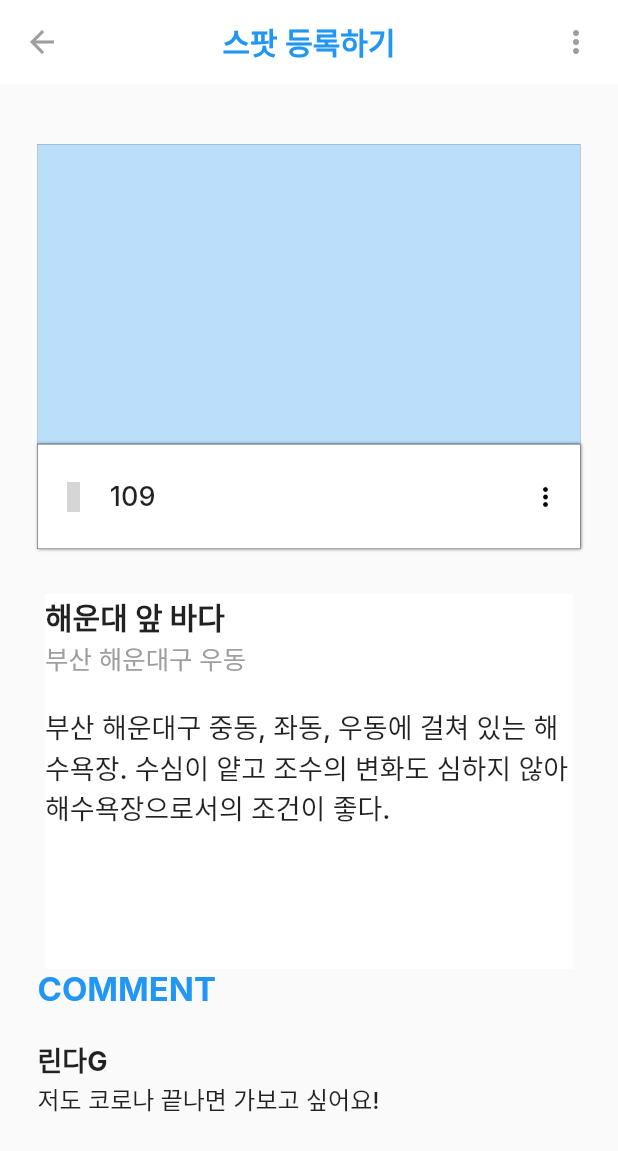
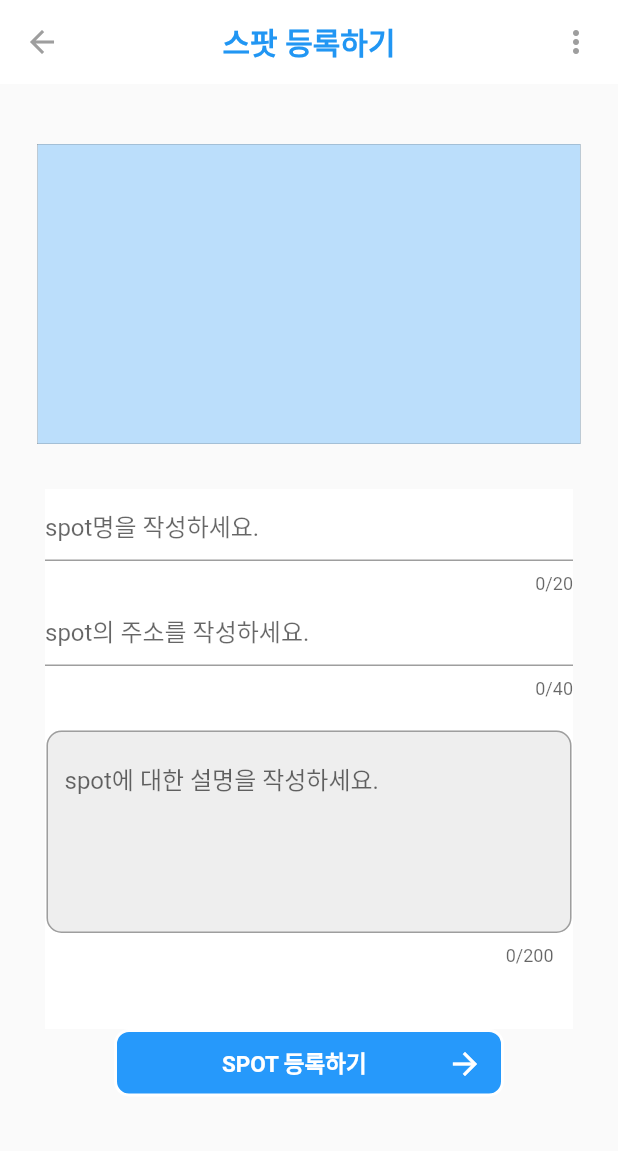
Before and after one commit to yd0095/BlueSpot, a Flutter app: the SpotMakePage screen opened by its route, on a phone screen of 412 x 824 dp. Shown: the top 1151 px of the screen. Run offline on Flutter 3.47's test engine with Material 2 defaults, Android fonts, the phone set to English and light mode, and no system bars; our stand-ins replace eva_icons_flutter, flutter_swiper, google_fonts, material_segmented_control, rflutter_alert; missing offline and left inert: kopo; Roboto replaces fonts that are missing (Arial); grey boxes are pictures that could not be loaded.

Commit message:
spotMakePage완성

```diff
--- a/lib/pages/myPage.dart
+++ b/lib/pages/myPage.dart
@@ -347,8 +347,8 @@ class _MyPageState extends State<MyPage> {
                   margin: EdgeInsets.only(left: 16, top: 13, right: 16),
                   child: GestureDetector(
                     onTap: () {
-                      Navigator.pushNamed(context, '/manageCoursePage');
-                    },
+                    Navigator.pushNamed(context, '/manageCoursePage');
+                  },
                     child: Stack(
                       alignment: Alignment.center,
                       children: [
--- a/lib/pages/spotMakePage.dart
+++ b/lib/pages/spotMakePage.dart
@@ -48,7 +48,7 @@ class _SpotMakePageState extends State<SpotMakePage> {
                               color: lightSkyblue,
                               border: Border.all(width: 0.1),
                             ),
-                          ),
+                          ),/*
                           Container( //number of heart
                               margin: EdgeInsets.only(left:25,right:25),
                               height:70,
@@ -82,66 +82,117 @@ class _SpotMakePageState extends State<SpotMakePage> {
                                     ),
                                   ]
                               )
-                          ),
+                          ),*/
                           Container( //spot name, location, explanation
-                            height: 250,
+                            height: 360,
                             margin: EdgeInsets.only(top:30,left:30,right:30),
                             color: Colors.white,
                             child: Column(
                                 crossAxisAlignment: CrossAxisAlignment.start,
                                 children: [
-                                  Text(
-                                    '해운대 앞 바다',style: GoogleFonts.inter(
-                                    fontSize:20,
-                                    fontWeight: FontWeight.bold,
-                                  ),),
-                                  Text(
-                                    '부산 해운대구 우동',style: GoogleFonts.inter(
-                                    fontSize:17,
-                                    color: Colors.grey,
-                                    fontWeight: FontWeight.w500,
-                                  ),),
+                                  TextField(
+                                    maxLength: 20,
+                                    decoration: InputDecoration(
+                                      hintText: 'spot명을 작성하세요.',
+                                    ),
+                                  ),
+                                  TextField(
+                                    maxLength: 40,
+                                    decoration: InputDecoration(
+                                      hintText: 'spot의 주소를 작성하세요.',
+                                    ),
+                                  ),
                                   Padding(
                                       padding:EdgeInsets.all(10)
                                   ),
-                                  Text(
-                                    '부산 해운대구 중동, 좌동, 우동에 걸쳐 있는 해수욕장. 수심이 얕고 조수의 변화도 심하지 않아 해수욕장으로서의 조건이 좋다.',
-                                    style: GoogleFonts.inter(
-                                      fontSize:18,
-                                      fontWeight: FontWeight.w500,
+                                  Container(
+                                    child: Padding(
+                                      padding: const EdgeInsets.all(1),
+                                      child: TextField(
+                                        minLines: 5,
+                                        maxLines: 10,
+                                        maxLength:200,
+                                        autocorrect: false,
+                                        decoration: InputDecoration(
+                                          hintText: 'spot에 대한 설명을 작성하세요.',
+                                          filled: true,
+                                          fillColor: Color(0xFFEEEEEE),
+                                          enabledBorder: OutlineInputBorder(
+                                            borderRadius: BorderRadius.all(Radius.circular(10.0)),
+                                            borderSide: BorderSide(color: Colors.grey),
+                                          ),
+                                          focusedBorder: OutlineInputBorder(
+                                            borderRadius: BorderRadius.all(Radius.circular(10.0)),
+                                            borderSide: BorderSide(color:Colors.white),
+                                          ),
                                         ),
                                       )
+                                    )
+                                  ),
                                 ]
                             ),
                           ),
-                          Padding( //comment
-                              padding: EdgeInsets.only(left:25),
-                              child:Column(
+                          Container(
+                            width: 100,
+                            height: 45,
+                            margin: EdgeInsets.only(left: 76,right: 76),
+                              child: GestureDetector(
+                                onTap: () {
+                                  Navigator.pushNamed(context, '/clickSpot');
+                                },
+                                  child: Stack(
+                                      alignment: Alignment.center,
+                                      children: [
+                                      Positioned(
+                                      left: 0,
+                                      top: 0,
+                                      right: 0,
+
+                                        child: Container(
+                                          height: 45,
+                                          width: 50,
+                                          decoration: BoxDecoration(
+                                              color: Color(0xFF2699FB),
+                                              border: Border.all(
+                                                color: Colors.white,
+                                                width: 2.0,
+                                              ),
+                                              borderRadius:
+                                              BorderRadius.all(Radius.circular(10.0))),
+                                          child: Column(
+                                            mainAxisAlignment: MainAxisAlignment.center,
                                             crossAxisAlignment: CrossAxisAlignment.start,
-                                  children:<Widget>[
-                                    Text('COMMENT', style: GoogleFonts.inter(
-                                        fontSize: 22,
-                                        fontWeight: FontWeight.bold,
-                                        color:Colors.blue
+                                            children: [
+                                              Container(
+                                                margin: EdgeInsets.only(left: 70),
+                                                child: Text(
+                                                  "SPOT 등록하기",
+                                                  textAlign: TextAlign.left,
+                                                  style: TextStyle(
+                                                    color: Colors.white,
+                                                    fontFamily: "Arial",
+                                                    fontWeight: FontWeight.w700,
+                                                    fontSize: 15,
+                                                  ),
+                                                ),
+                                              ),
+                                            ],
+                                          ),
                                         )),
-                                    Padding(
-                                        padding: EdgeInsets.all(10)
+                                        Positioned(
+                                          top: 11,
+                                          right: 14,
+                                          child: Icon(
+                                            Icons.arrow_forward,
+                                            color: Colors.white,
                                           ),
-                                    Text('린다G', style: GoogleFonts.inter(
-                                        fontSize: 18,
-                                        fontWeight: FontWeight.bold
-                                    )),
-                                    Text(
-                                      '저도 코로나 끝나면 가보고 싶어요!', style: GoogleFonts.inter(
-                                      fontSize: 16,
-                                      fontWeight: FontWeight.w500,
-                                    ),),
-                                    Padding(
-                                        padding: EdgeInsets.all(5)
-                                    )
+                                        ),
                                       ]
                                   )
                               )
+                          ),
+                          Padding(padding:EdgeInsets.all(20))
+
                         ]
                     ))
             ),
```
Lines whose indentation alone changed are shown as unchanged.
